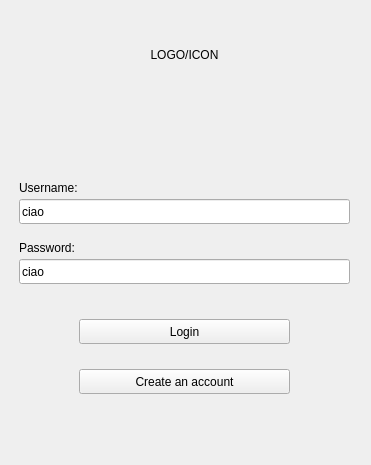
cosimo265598/Edilive, file Login/logindialog.ui: the form before one commit.
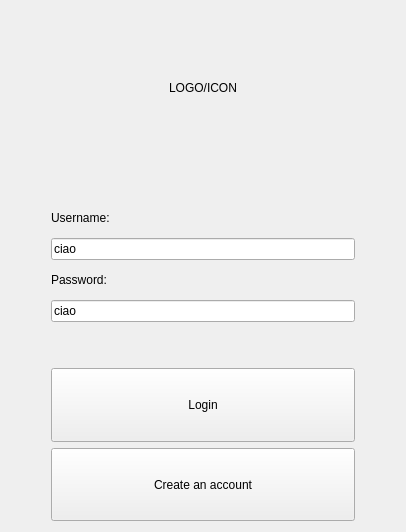
The form after the commit.

The edit to the form file:
```diff
--- a/Login/logindialog.ui
+++ b/Login/logindialog.ui
@@ -6,116 +6,34 @@
    <rect>
     <x>0</x>
     <y>0</y>
-    <width>371</width>
-    <height>465</height>
+    <width>406</width>
+    <height>532</height>
    </rect>
   </property>
   <property name="windowTitle">
    <string>Form</string>
   </property>
-  <widget class="QStackedWidget" name="stackedWidget">
-   <property name="geometry">
-    <rect>
-     <x>9</x>
-     <y>9</y>
-     <width>351</width>
-     <height>451</height>
-    </rect>
-   </property>
-   <widget class="QWidget" name="loginDialog">
-    <widget class="QPushButton" name="registration">
-     <property name="geometry">
-      <rect>
-       <x>70</x>
-       <y>360</y>
-       <width>211</width>
-       <height>25</height>
-      </rect>
-     </property>
-     <property name="text">
-      <string>Create an account</string>
-     </property>
-    </widget>
-    <widget class="QLabel" name="username_label">
-     <property name="geometry">
-      <rect>
-       <x>10</x>
-       <y>170</y>
-       <width>73</width>
-       <height>17</height>
-      </rect>
-     </property>
-     <property name="text">
-      <string>Username:</string>
-     </property>
-    </widget>
-    <widget class="QLabel" name="password_label">
-     <property name="geometry">
-      <rect>
-       <x>10</x>
-       <y>230</y>
-       <width>69</width>
-       <height>17</height>
-      </rect>
-     </property>
-     <property name="text">
-      <string>Password:</string>
-     </property>
-    </widget>
-    <widget class="QLineEdit" name="password">
-     <property name="geometry">
-      <rect>
-       <x>10</x>
-       <y>250</y>
-       <width>331</width>
-       <height>25</height>
-      </rect>
-     </property>
-     <property name="text">
-      <string>ciao</string>
-     </property>
-    </widget>
-    <widget class="QLineEdit" name="username">
-     <property name="geometry">
-      <rect>
-       <x>10</x>
-       <y>190</y>
-       <width>331</width>
-       <height>25</height>
-      </rect>
-     </property>
-     <property name="text">
-      <string>ciao</string>
-     </property>
-    </widget>
-    <widget class="QPushButton" name="login">
-     <property name="geometry">
-      <rect>
-       <x>70</x>
-       <y>310</y>
-       <width>211</width>
-       <height>25</height>
-      </rect>
-     </property>
-     <property name="toolTip">
-      <string/>
-     </property>
-     <property name="autoFillBackground">
-      <bool>true</bool>
-     </property>
-     <property name="text">
-      <string>Login</string>
-     </property>
-    </widget>
+  <layout class="QVBoxLayout" name="verticalLayout_3">
+   <item>
+    <layout class="QHBoxLayout" name="horizontalLayout">
+     <item>
+      <spacer name="horizontalSpacer">
+       <property name="orientation">
+        <enum>Qt::Horizontal</enum>
+       </property>
+       <property name="sizeType">
+        <enum>QSizePolicy::Maximum</enum>
+       </property>
+       <property name="sizeHint" stdset="0">
+        <size>
+         <width>40</width>
+         <height>20</height>
+        </size>
+       </property>
+      </spacer>
+     </item>
+     <item>
     <widget class="QLabel" name="logo">
-     <property name="geometry">
-      <rect>
-       <x>130</x>
-       <y>0</y>
-       <width>91</width>
-       <height>91</height>
-      </rect>
-     </property>
      <property name="text">
       <string>LOGO/ICON</string>
      </property>
@@ -123,15 +41,47 @@
       <set>Qt::AlignCenter</set>
      </property>
     </widget>
+     </item>
+     <item>
+      <spacer name="horizontalSpacer_2">
+       <property name="orientation">
+        <enum>Qt::Horizontal</enum>
+       </property>
+       <property name="sizeType">
+        <enum>QSizePolicy::Maximum</enum>
+       </property>
+       <property name="sizeHint" stdset="0">
+        <size>
+         <width>40</width>
+         <height>20</height>
+        </size>
+       </property>
+      </spacer>
+     </item>
+    </layout>
+   </item>
+   <item>
+    <layout class="QHBoxLayout" name="horizontalLayout_2">
+     <item>
+      <spacer name="horizontalSpacer_3">
+       <property name="orientation">
+        <enum>Qt::Horizontal</enum>
+       </property>
+       <property name="sizeType">
+        <enum>QSizePolicy::Maximum</enum>
+       </property>
+       <property name="sizeHint" stdset="0">
+        <size>
+         <width>40</width>
+         <height>20</height>
+        </size>
+       </property>
+      </spacer>
+     </item>
+     <item>
+      <layout class="QVBoxLayout" name="verticalLayout">
+       <item>
     <widget class="QLabel" name="errorMessage">
-     <property name="geometry">
-      <rect>
-       <x>16</x>
-       <y>120</y>
-       <width>321</width>
-       <height>20</height>
-      </rect>
-     </property>
      <property name="palette">
       <palette>
        <active>
@@ -584,8 +534,144 @@
       <bool>true</bool>
      </property>
     </widget>
-   </widget>
-  </widget>
+       </item>
+       <item>
+        <widget class="QLabel" name="username_label">
+         <property name="text">
+          <string>Username:</string>
+         </property>
+        </widget>
+       </item>
+       <item>
+        <widget class="QLineEdit" name="username">
+         <property name="text">
+          <string>ciao</string>
+         </property>
+        </widget>
+       </item>
+       <item>
+        <widget class="QLabel" name="password_label">
+         <property name="text">
+          <string>Password:</string>
+         </property>
+        </widget>
+       </item>
+       <item>
+        <widget class="QLineEdit" name="password">
+         <property name="text">
+          <string>ciao</string>
+         </property>
+        </widget>
+       </item>
+      </layout>
+     </item>
+     <item>
+      <spacer name="horizontalSpacer_4">
+       <property name="orientation">
+        <enum>Qt::Horizontal</enum>
+       </property>
+       <property name="sizeType">
+        <enum>QSizePolicy::Maximum</enum>
+       </property>
+       <property name="sizeHint" stdset="0">
+        <size>
+         <width>40</width>
+         <height>20</height>
+        </size>
+       </property>
+      </spacer>
+     </item>
+    </layout>
+   </item>
+   <item>
+    <spacer name="verticalSpacer">
+     <property name="orientation">
+      <enum>Qt::Vertical</enum>
+     </property>
+     <property name="sizeType">
+      <enum>QSizePolicy::Minimum</enum>
+     </property>
+     <property name="sizeHint" stdset="0">
+      <size>
+       <width>20</width>
+       <height>40</height>
+      </size>
+     </property>
+    </spacer>
+   </item>
+   <item>
+    <layout class="QHBoxLayout" name="horizontalLayout_3">
+     <item>
+      <spacer name="horizontalSpacer_6">
+       <property name="orientation">
+        <enum>Qt::Horizontal</enum>
+       </property>
+       <property name="sizeType">
+        <enum>QSizePolicy::Minimum</enum>
+       </property>
+       <property name="sizeHint" stdset="0">
+        <size>
+         <width>40</width>
+         <height>20</height>
+        </size>
+       </property>
+      </spacer>
+     </item>
+     <item>
+      <layout class="QVBoxLayout" name="verticalLayout_2">
+       <item>
+        <widget class="QPushButton" name="login">
+         <property name="sizePolicy">
+          <sizepolicy hsizetype="Minimum" vsizetype="Preferred">
+           <horstretch>0</horstretch>
+           <verstretch>0</verstretch>
+          </sizepolicy>
+         </property>
+         <property name="toolTip">
+          <string/>
+         </property>
+         <property name="autoFillBackground">
+          <bool>true</bool>
+         </property>
+         <property name="text">
+          <string>Login</string>
+         </property>
+        </widget>
+       </item>
+       <item>
+        <widget class="QPushButton" name="registration">
+         <property name="sizePolicy">
+          <sizepolicy hsizetype="Minimum" vsizetype="Preferred">
+           <horstretch>0</horstretch>
+           <verstretch>0</verstretch>
+          </sizepolicy>
+         </property>
+         <property name="text">
+          <string>Create an account</string>
+         </property>
+        </widget>
+       </item>
+      </layout>
+     </item>
+     <item>
+      <spacer name="horizontalSpacer_5">
+       <property name="orientation">
+        <enum>Qt::Horizontal</enum>
+       </property>
+       <property name="sizeType">
+        <enum>QSizePolicy::Minimum</enum>
+       </property>
+       <property name="sizeHint" stdset="0">
+        <size>
+         <width>40</width>
+         <height>20</height>
+        </size>
+       </property>
+      </spacer>
+     </item>
+    </layout>
+   </item>
+  </layout>
  </widget>
  <resources/>
  <connections/>
```
Lines whose indentation alone changed are shown as unchanged.
